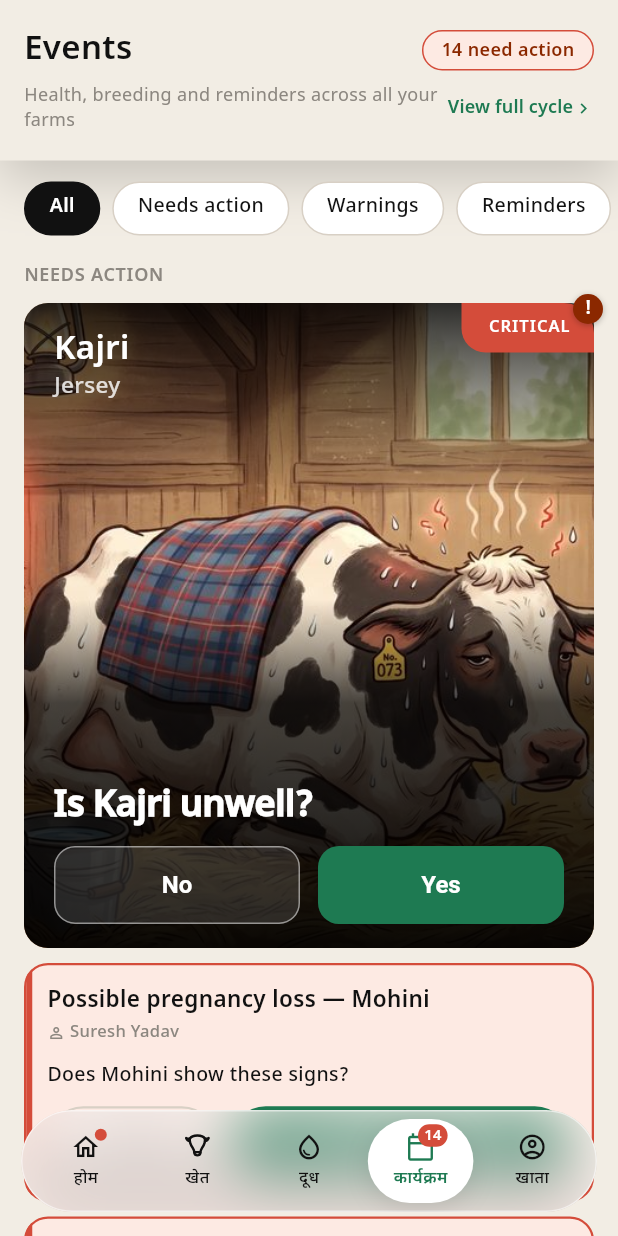
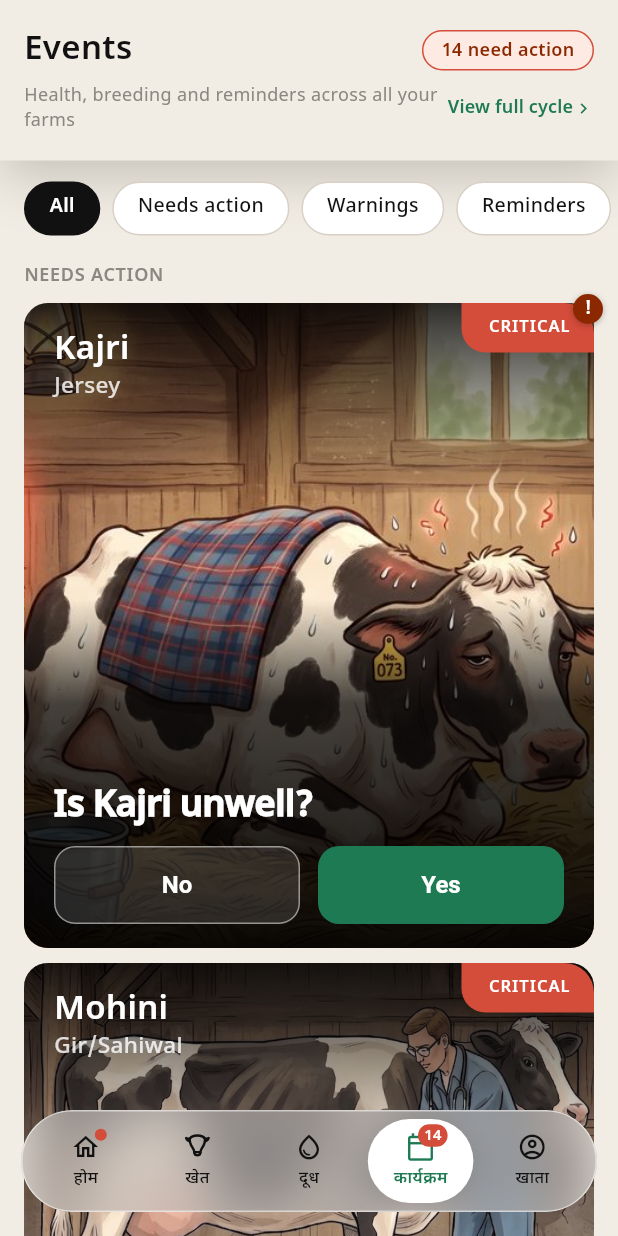
Before and after one commit to vaseey21/Vanix, a Flutter app: the EventsScreen screen opened directly with empty values, on a phone screen of 412 x 824 dp. Run offline on Flutter 3.47's test engine with Material 3 defaults, Android fonts, the phone set to English and light mode, and no system bars; our stand-ins replace video_player.

Commit message:
auto: save changes

```diff
--- a/flutter_app/lib/screens/events_screen.dart
+++ b/flutter_app/lib/screens/events_screen.dart
@@ -575,6 +575,9 @@ class _EventsScreenState extends State<EventsScreen> {
           channel: 'Push + SMS · Immediate vet visit',
           manager: manager,
           avatarEmoji: '🐄⚠️',
+          imageMode: widget.appState.displayImageMode,
+          photoBg: 'assets/images/vetvisit_photo.jpg',
+          photoCowBreed: 'Mohini · Gir/Sahiwal',
           title: 'Possible pregnancy loss — Mohini',
           sub: 'Sudden drop in rumination with a sustained temperature rise over the last 3 hours.',
           meta: 'Sunrise Dairy · Belt 91 · Day 48 of pregnancy',
@@ -601,6 +604,9 @@ class _EventsScreenState extends State<EventsScreen> {
           channel: 'Push + SMS · Immediate vet visit',
           manager: manager,
           avatarEmoji: '🐄⚠️',
+          imageMode: widget.appState.displayImageMode,
+          photoBg: 'assets/images/vetvisit_photo.jpg',
+          photoCowBreed: 'Mohini · Gir/Sahiwal',
           title: 'Possible pregnancy loss — Mohini',
           sub: 'Sudden drop in rumination with a sustained temperature rise over the last 3 hours.',
           meta: 'Sunrise Dairy · Belt 91 · Day 48 of pregnancy',
@@ -615,6 +621,9 @@ class _EventsScreenState extends State<EventsScreen> {
           channel: 'Push + SMS · Immediate vet visit',
           manager: manager,
           avatarEmoji: '🐄⚠️',
+          imageMode: widget.appState.displayImageMode,
+          photoBg: 'assets/images/vetvisit_photo.jpg',
+          photoCowBreed: 'Mohini · Gir/Sahiwal',
           title: 'Possible pregnancy loss — Mohini',
           sub: 'Sudden drop in rumination with a sustained temperature rise over the last 3 hours.',
           meta: 'Sunrise Dairy · Belt 91 · Day 48 of pregnancy',
@@ -629,6 +638,9 @@ class _EventsScreenState extends State<EventsScreen> {
           channel: 'Push + SMS · Immediate vet visit',
           manager: manager,
           avatarEmoji: '🐄⚠️',
+          imageMode: widget.appState.displayImageMode,
+          photoBg: 'assets/images/vetvisit_photo.jpg',
+          photoCowBreed: 'Mohini · Gir/Sahiwal',
           title: 'Possible pregnancy loss — Mohini',
           sub: 'Sudden drop in rumination with a sustained temperature rise over the last 3 hours.',
           meta: 'Sunrise Dairy · Belt 91 · Day 48 of pregnancy',
```
